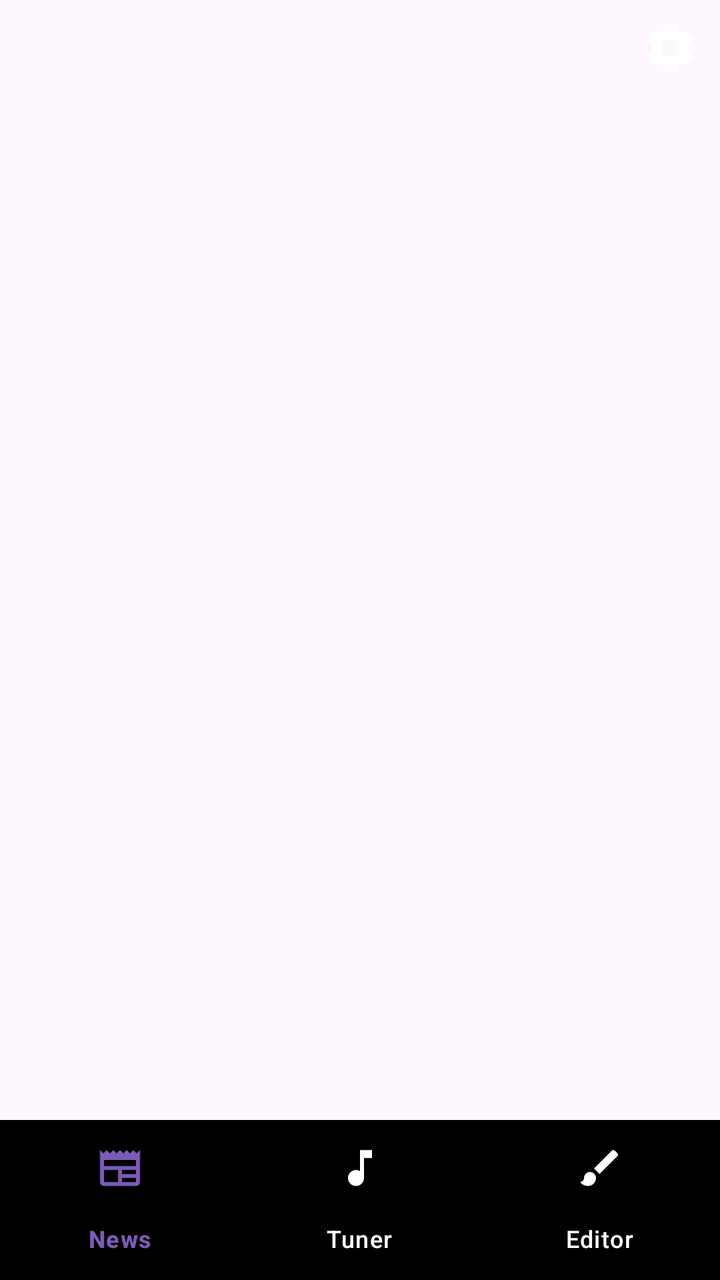
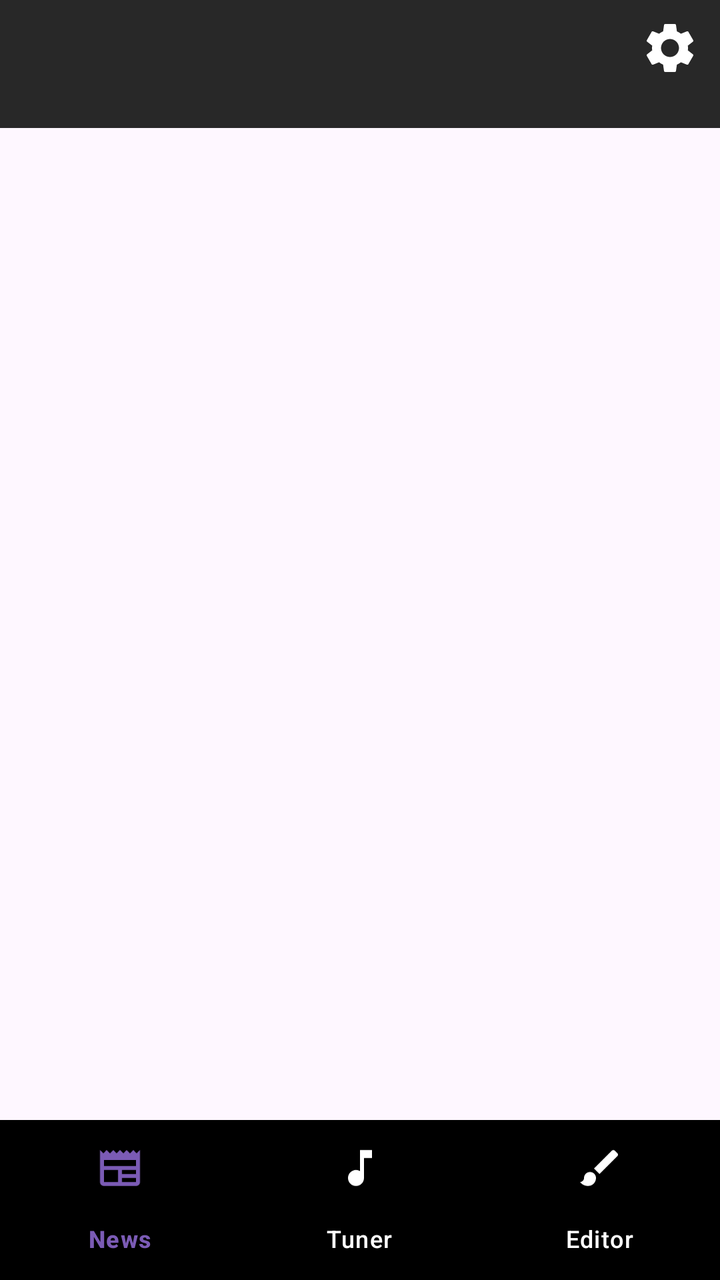

The first picture is an Android layout as it rendered before a commit; the second is the same layout after the commit. The layout source and the unified diff follow.
<!-- AndroidManifest.xml: application theme Theme.AuroraTuner -->
<!-- res/layout/activity_main.xml -->
<?xml version="1.0" encoding="utf-8"?>
<androidx.constraintlayout.widget.ConstraintLayout xmlns:android="http://schemas.android.com/apk/res/android"
    xmlns:app="http://schemas.android.com/apk/res-auto"
    xmlns:tools="http://schemas.android.com/tools"
    android:layout_width="match_parent"
    android:layout_height="match_parent"
    tools:context=".MainActivity">

        <com.google.android.material.bottomnavigation.BottomNavigationView
        android:id="@+id/bottomNavigationPanel"
        android:layout_width="match_parent"
        android:layout_height="wrap_content"
        android:background="@color/black"
        app:layout_constraintBottom_toBottomOf="parent"
        app:layout_constraintEnd_toEndOf="parent"
        app:layout_constraintStart_toStartOf="parent"
        app:menu="@menu/nav"
        app:itemTextColor="@drawable/nav_bar_selector"
        app:itemIconTint="@drawable/nav_bar_selector"
        app:itemActiveIndicatorStyle="@style/App.Custom.Indicator">
    </com.google.android.material.bottomnavigation.BottomNavigationView>

    <FrameLayout
        android:id="@+id/mainView"
        android:layout_width="0dp"
        android:layout_height="0dp"
        app:layout_constraintBottom_toTopOf="@+id/bottomNavigationPanel"
        app:layout_constraintEnd_toEndOf="parent"
        app:layout_constraintStart_toStartOf="parent"
        app:layout_constraintTop_toTopOf="parent" />

    <ImageButton
        android:id="@+id/imageButton"
        android:layout_width="30dp"
        android:layout_height="30dp"
        android:background="@color/transparent"
        android:contentDescription="@string/settings_content_description"
        android:src="@drawable/settings_icon"
        android:scaleType="fitCenter"
        app:tint="@color/white"
        app:layout_constraintBottom_toBottomOf="parent"
        app:layout_constraintEnd_toEndOf="parent"
        app:layout_constraintHorizontal_bias="0.97"
        app:layout_constraintStart_toStartOf="parent"
        app:layout_constraintTop_toTopOf="parent"
        app:layout_constraintVertical_bias="0.015" />

</androidx.constraintlayout.widget.ConstraintLayout>
<!-- resources referenced by this layout -->
<resources>
  <color name="black">#FF000000</color>
  <color name="transparent">#000000FF</color>
  <color name="white">#FFFFFFFF</color>
  <!-- drawable nav_bar_selector (drawable) -->
  <?xml version="1.0" encoding="utf-8"?>
  <selector xmlns:android="http://schemas.android.com/apk/res/android">
      <item android:state_checked="true" android:color = "@color/colorAccent"/>
      <item android:state_checked="false" android:color = "@color/white"/>
  </selector>
  <!-- drawable settings_icon (drawable) -->
  <vector android:height="24dp" android:tint="#000000"
      android:viewportHeight="24" android:viewportWidth="24"
      android:width="24dp" xmlns:android="http://schemas.android.com/apk/res/android">
      <path android:fillColor="@android:color/white" android:pathData="M19.14,12.94c0.04,-0.3 0.06,-0.61 0.06,-0.94c0,-0.32 -0.02,-0.64 -0.07,-0.94l2.03,-1.58c0.18,-0.14 0.23,-0.41 0.12,-0.61l-1.92,-3.32c-0.12,-0.22 -0.37,-0.29 -0.59,-0.22l-2.39,0.96c-0.5,-0.38 -1.03,-0.7 -1.62,-0.94L14.4,2.81c-0.04,-0.24 -0.24,-0.41 -0.48,-0.41h-3.84c-0.24,0 -0.43,0.17 -0.47,0.41L9.25,5.35C8.66,5.59 8.12,5.92 7.63,6.29L5.24,5.33c-0.22,-0.08 -0.47,0 -0.59,0.22L2.74,8.87C2.62,9.08 2.66,9.34 2.86,9.48l2.03,1.58C4.84,11.36 4.8,11.69 4.8,12s0.02,0.64 0.07,0.94l-2.03,1.58c-0.18,0.14 -0.23,0.41 -0.12,0.61l1.92,3.32c0.12,0.22 0.37,0.29 0.59,0.22l2.39,-0.96c0.5,0.38 1.03,0.7 1.62,0.94l0.36,2.54c0.05,0.24 0.24,0.41 0.48,0.41h3.84c0.24,0 0.44,-0.17 0.47,-0.41l0.36,-2.54c0.59,-0.24 1.13,-0.56 1.62,-0.94l2.39,0.96c0.22,0.08 0.47,0 0.59,-0.22l1.92,-3.32c0.12,-0.22 0.07,-0.47 -0.12,-0.61L19.14,12.94zM12,15.6c-1.98,0 -3.6,-1.62 -3.6,-3.6s1.62,-3.6 3.6,-3.6s3.6,1.62 3.6,3.6S13.98,15.6 12,15.6z"/>
  </vector>
  <string name="settings_content_description">settings</string>
  <style name="App.Custom.Indicator" parent="Widget.Material3.BottomNavigationView.ActiveIndicator">
          <item name="android:color">@color/transparent</item>
      </style>
  <style name="Theme.AuroraTuner" parent="Base.Theme.AuroraTuner" />
  <color name="colorAccent">#7B5BB5</color>
  <style name="Base.Theme.AuroraTuner" parent="Theme.Material3.DayNight.NoActionBar">
          
          
          <item name="android:navigationBarColor">@color/white</item>
          <item name="colorPrimaryDark">@color/white</item>
      </style>
</resources>

<!-- the commit's change to res/layout/activity_main.xml (unified diff, before → after) -->
@@ -6,7 +6,18 @@
     android:layout_height="match_parent"
     tools:context=".MainActivity">
 
-        <com.google.android.material.bottomnavigation.BottomNavigationView
+    <com.google.android.material.appbar.MaterialToolbar
+        android:id="@+id/materialToolbar"
+        android:layout_width="match_parent"
+        android:layout_height="wrap_content"
+        android:background="@color/gray"
+        android:minHeight="?attr/actionBarSize"
+        android:theme="?attr/actionBarTheme"
+        app:layout_constraintEnd_toEndOf="parent"
+        app:layout_constraintStart_toStartOf="parent"
+        app:layout_constraintTop_toTopOf="parent" />
+
+    <com.google.android.material.bottomnavigation.BottomNavigationView
         android:id="@+id/bottomNavigationPanel"
         android:layout_width="match_parent"
         android:layout_height="wrap_content"
<!-- resource entries referenced after the edit -->
@@ -1,6 +1,7 @@
 <!-- resources referenced by this layout -->
 <resources>
   <color name="black">#FF000000</color>
+  <color name="gray">#282828</color>
   <color name="transparent">#000000FF</color>
   <color name="white">#FFFFFFFF</color>
   <!-- drawable nav_bar_selector (drawable) -->
